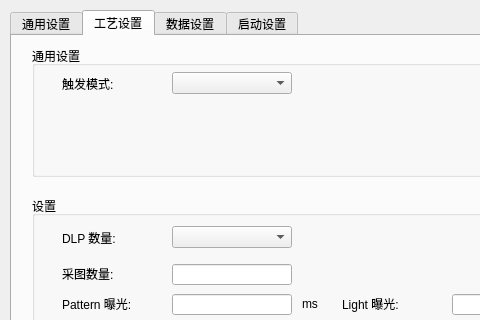
This is HSGWorkflowCtrl/worksetting.ui in chuandongxu/AOI as Qt 5 draws it before an edit; both pictures show x 0 to 480 and y 0 to 320 of the 1200 by 850 pixel window. The edited form follows.
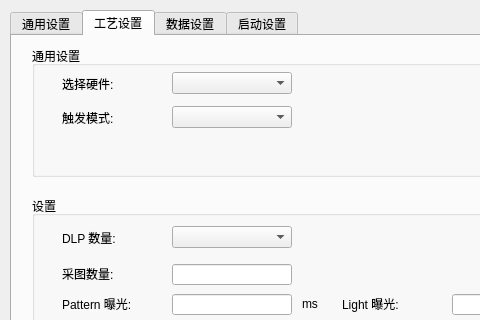
This is the edited form. The open tabs and pages were chosen to show the change.

The edit to the form file:
```diff
--- a/HSGWorkflowCtrl/worksetting.ui
+++ b/HSGWorkflowCtrl/worksetting.ui
@@ -369,7 +369,7 @@
        </rect>
       </property>
       <property name="text">
-       <string>触发模式:</string>
+       <string>选择硬件:</string>
       </property>
      </widget>
      <widget class="QComboBox" name="comboBox_dlpMode">
@@ -395,6 +395,29 @@
        <string>保存</string>
       </property>
      </widget>
+     <widget class="QComboBox" name="comboBox_triggerMode">
+      <property name="geometry">
+       <rect>
+        <x>140</x>
+        <y>60</y>
+        <width>120</width>
+        <height>22</height>
+       </rect>
+      </property>
+     </widget>
+     <widget class="QLabel" name="label_6">
+      <property name="geometry">
+       <rect>
+        <x>30</x>
+        <y>64</y>
+        <width>72</width>
+        <height>15</height>
+       </rect>
+      </property>
+      <property name="text">
+       <string>触发模式:</string>
+      </property>
+     </widget>
     </widget>
     <widget class="QGroupBox" name="groupBox_2">
      <property name="geometry">
```
Left out of the diff: 2 changed lines with no effect on the pictures.
